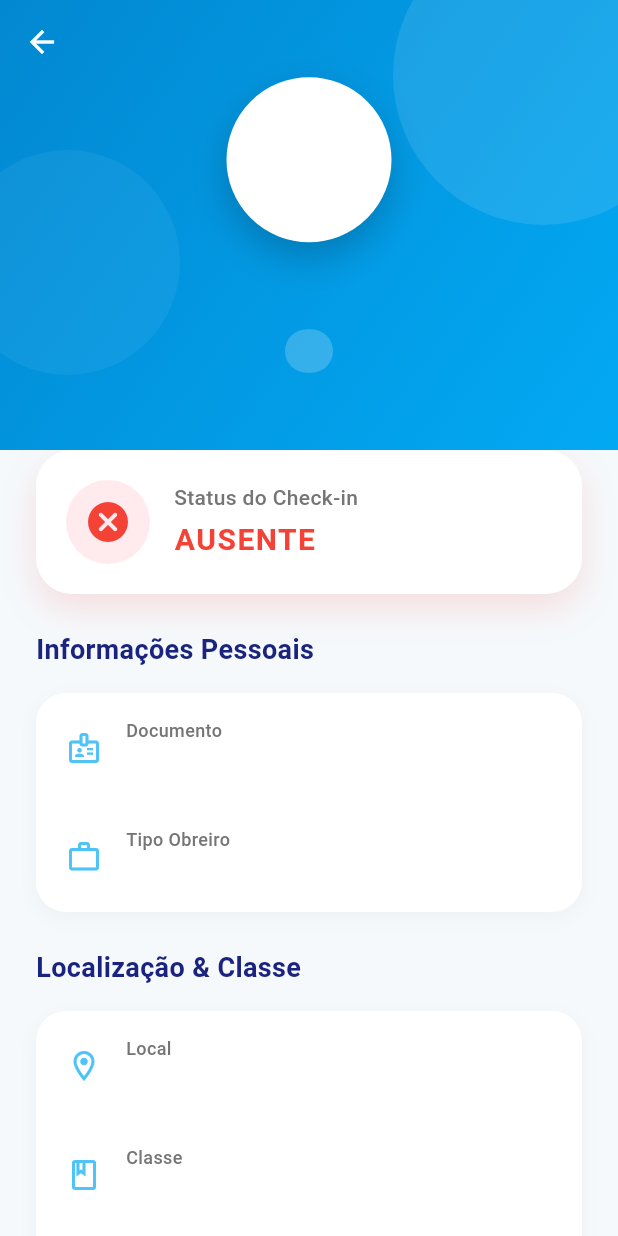
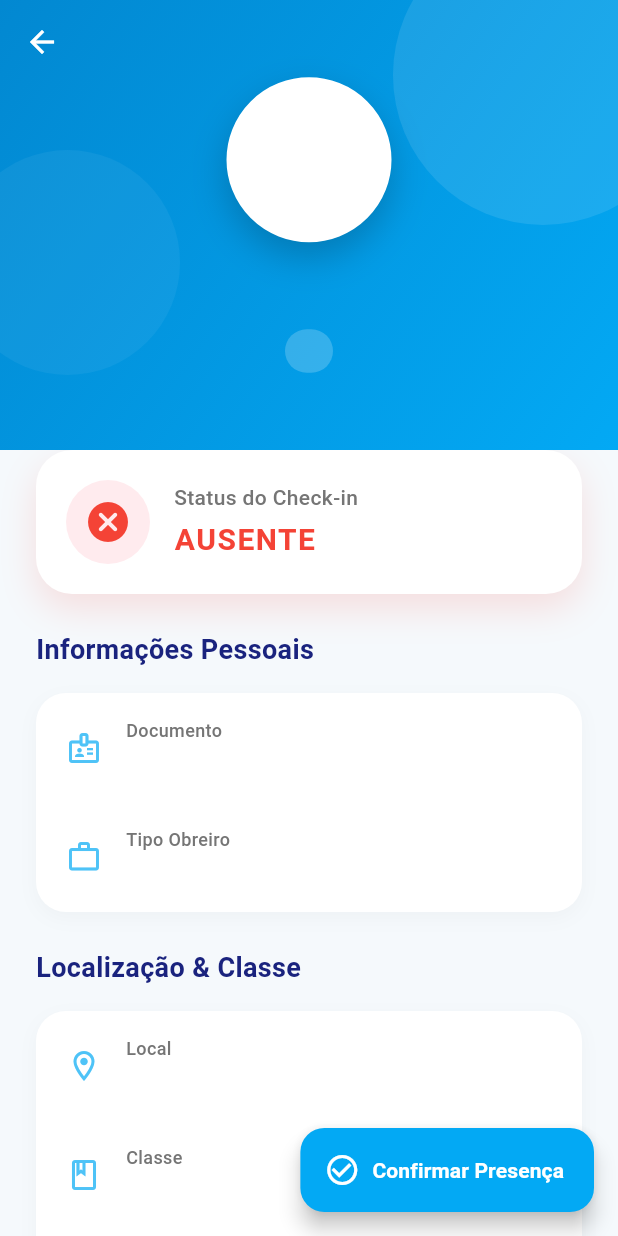
Before and after one commit to marandu-solutions/checkin_maanaim, a Flutter app: the ParticipantePage screen opened directly with empty values, on a phone screen of 412 x 824 dp. Run offline on Flutter 3.47's test engine with Material 3 defaults, Android fonts, the phone set to English and light mode, and no system bars; our stand-ins replace dio, fl_chart, flutter_secure_storage; missing offline and left inert: mobile_scanner; accounts and stored records are empty; network calls fail; Roboto replaces fonts that are missing (Segoe UI).

Commit message:
feature: botão de confirmar participação na tela de participante.

```diff
--- a/lib/pages/inscricoes/inscricoes_page.dart
+++ b/lib/pages/inscricoes/inscricoes_page.dart
@@ -426,7 +426,8 @@ class _InscricoesPageState extends State<InscricoesPage> {
           Navigator.push(
             context,
             MaterialPageRoute(
-              builder: (context) => ParticipantePage(inscrito: inscrito),
+              builder: (context) =>
+                  ParticipantePage(inscrito: inscrito, evento: widget.evento),
             ),
           );
         },
--- a/lib/pages/participante/participante_page.dart
+++ b/lib/pages/participante/participante_page.dart
@@ -1,26 +1,132 @@
 import 'package:flutter/material.dart';
 import 'package:flutter/services.dart';
+import 'package:provider/provider.dart';
+import '../../models/user_model.dart';
 import '../../models/inscrito_model.dart';
+import '../../services/auth_service.dart';
+import '../../services/checkin_service.dart';
+import '../../services/evento_service.dart';
 import '../../themes/app_theme.dart';
 
-class ParticipantePage extends StatelessWidget {
+class ParticipantePage extends StatefulWidget {
   final Inscrito inscrito;
+  final UserEvento evento;
 
-  const ParticipantePage({super.key, required this.inscrito});
+  const ParticipantePage({
+    super.key,
+    required this.inscrito,
+    required this.evento,
+  });
+
+  @override
+  State<ParticipantePage> createState() => _ParticipantePageState();
+}
+
+class _ParticipantePageState extends State<ParticipantePage> {
+  late Inscrito _inscrito;
+  bool _isProcessing = false;
+
+  @override
+  void initState() {
+    super.initState();
+    _inscrito = widget.inscrito;
+  }
+
+  Future<void> _confirmarPresenca() async {
+    if (_inscrito.seminarioId == null) {
+      ScaffoldMessenger.of(context).showSnackBar(
+        const SnackBar(
+          content: Text('Erro: ID do evento não encontrado.'),
+          backgroundColor: Colors.red,
+        ),
+      );
+      return;
+    }
+
+    setState(() => _isProcessing = true);
+
+    try {
+      // Instancia CheckinService on-demand, igual à LeituraPage
+      final checkinService = CheckinService(context.read<AuthService>());
+      final eventoService = context.read<EventoService>();
+
+      final idEvento = widget.evento.id.toString();
+      final idInscrito = _inscrito.id!.trim();
+
+      // 1. Atualização Otimista e Cache Local
+      final novoInscrito = _inscrito.copyWith(participou: '1');
+      setState(() => _inscrito = novoInscrito);
+      eventoService.updateInscritoPresenteLocal(idEvento, idInscrito);
+
+      // 2. Envia para o servidor (Tenta sincronizar)
+      try {
+        final success = await checkinService.confirmarPresenca(idEvento, [
+          idInscrito,
+        ]);
+
+        if (success) {
+          if (mounted) {
+            ScaffoldMessenger.of(context).showSnackBar(
+              const SnackBar(
+                content: Text('Presença sincronizada com o servidor!'),
+                backgroundColor: Colors.green,
+                duration: Duration(seconds: 2),
+              ),
+            );
+          }
+        } else {
+          // Servidor retornou false (ex: status inesperado mas não exceção)
+          throw Exception('Resposta inesperada do servidor.');
+        }
+      } catch (e) {
+        // Falha na sincronização (Offline ou Erro 500)
+        // Mantém o estado local "Presente" (Offline First)
+        debugPrint('Erro ao sincronizar checkin: $e');
+        if (mounted) {
+          ScaffoldMessenger.of(context).showSnackBar(
+            const SnackBar(
+              content: Text(
+                'Salvo localmente. Sincronização falhou (verifique internet).',
+              ),
+              backgroundColor: Colors.orange,
+              duration: Duration(seconds: 3),
+            ),
+          );
+        }
+      }
+    } catch (e) {
+      // Erro crítico (apenas se falhar algo antes do envio)
+      if (mounted) {
+        setState(() => _isProcessing = false);
+        ScaffoldMessenger.of(context).showSnackBar(
+          SnackBar(
+            content: Text('Erro crítico: $e'),
+            backgroundColor: Colors.red,
+          ),
+        );
+      }
+    } finally {
+      if (mounted) {
+        setState(() => _isProcessing = false);
+      }
+    }
+  }
 
   @override
   Widget build(BuildContext context) {
     // Determine status color
-    final bool isPresent = inscrito.presente;
+    final bool isPresent = _inscrito.presente;
     final statusColor = isPresent ? Colors.green : Colors.red;
     final statusBgColor = isPresent ? Colors.green.shade50 : Colors.red.shade50;
-    final statusIcon = isPresent ? Icons.check_circle_rounded : Icons.cancel_rounded;
+    final statusIcon = isPresent
+        ? Icons.check_circle_rounded
+        : Icons.cancel_rounded;
     final statusText = isPresent ? 'PRESENTE' : 'AUSENTE';
 
     // Initials logic
     String iniciais = '';
-    if (inscrito.nome != null && inscrito.nome!.isNotEmpty) {
-      final names = inscrito.nome!.trim().split(' ');
+    if (_inscrito.nome != null && _inscrito.nome!.isNotEmpty) {
+      final names = _inscrito.nome!.trim().split(' ');
       if (names.isNotEmpty) {
         iniciais = names[0][0];
         if (names.length > 1) {
@@ -32,6 +138,29 @@ class ParticipantePage extends StatelessWidget {
 
     return Scaffold(
       backgroundColor: AppTheme.backgroundColor,
+      floatingActionButton: !isPresent
+          ? FloatingActionButton.extended(
+              onPressed: _isProcessing ? null : _confirmarPresenca,
+              backgroundColor: AppTheme.primaryColor,
+              icon: _isProcessing
+                  ? const SizedBox(
+                      width: 24,
+                      height: 24,
+                      child: CircularProgressIndicator(
+                        color: Colors.white,
+                        strokeWidth: 2,
+                      ),
+                    )
+                  : const Icon(Icons.check_circle_outline, color: Colors.white),
+              label: Text(
+                _isProcessing ? 'Confirmando...' : 'Confirmar Presença',
+                style: const TextStyle(
+                  fontWeight: FontWeight.bold,
+                  color: Colors.white,
+                ),
+              ),
+            )
+          : null,
       body: CustomScrollView(
         physics: const BouncingScrollPhysics(),
         slivers: [
@@ -71,7 +200,7 @@ class ParticipantePage extends StatelessWidget {
                       width: 200,
                       height: 200,
                       decoration: BoxDecoration(
-                        color: Colors.white.withOpacity(0.1),
+                        color: Colors.white.withValues(alpha: 0.1),
                         shape: BoxShape.circle,
                       ),
                     ),
@@ -83,7 +212,7 @@ class ParticipantePage extends StatelessWidget {
                       width: 150,
                       height: 150,
                       decoration: BoxDecoration(
-                        color: Colors.white.withOpacity(0.05),
+                        color: Colors.white.withValues(alpha: 0.05),
                         shape: BoxShape.circle,
                       ),
                     ),
@@ -96,7 +225,7 @@ class ParticipantePage extends StatelessWidget {
                       children: [
                         const SizedBox(height: 20),
                         Hero(
-                          tag: 'avatar_${inscrito.id}',
+                          tag: 'avatar_${_inscrito.id}',
                           child: Container(
                             width: 110,
                             height: 110,
@@ -105,7 +234,7 @@ class ParticipantePage extends StatelessWidget {
                               color: Colors.white,
                               boxShadow: [
                                 BoxShadow(
-                                  color: Colors.black.withOpacity(0.2),
+                                  color: Colors.black.withValues(alpha: 0.2),
                                   blurRadius: 20,
                                   offset: const Offset(0, 10),
                                 ),
@@ -127,7 +256,7 @@ class ParticipantePage extends StatelessWidget {
                         Padding(
                           padding: const EdgeInsets.symmetric(horizontal: 24.0),
                           child: Text(
-                            inscrito.nome ?? 'Sem Nome',
+                            _inscrito.nome ?? 'Sem Nome',
                             textAlign: TextAlign.center,
                             style: const TextStyle(
                               fontSize: 24,
@@ -143,16 +272,19 @@ class ParticipantePage extends StatelessWidget {
                             ),
                           ),
                         ),
-                        if (inscrito.dscEquipe != null) ...[
+                        if (_inscrito.dscEquipe != null) ...[
                           const SizedBox(height: 8),
                           Container(
-                            padding: const EdgeInsets.symmetric(horizontal: 16, vertical: 6),
+                            padding: const EdgeInsets.symmetric(
+                              horizontal: 16,
+                              vertical: 6,
+                            ),
                             decoration: BoxDecoration(
-                              color: Colors.white.withOpacity(0.2),
+                              color: Colors.white.withValues(alpha: 0.2),
                               borderRadius: BorderRadius.circular(20),
                             ),
                             child: Text(
-                              inscrito.dscEquipe!.toUpperCase(),
+                              _inscrito.dscEquipe!.toUpperCase(),
                               style: const TextStyle(
                                 color: Colors.white,
                                 fontWeight: FontWeight.w600,
@@ -188,7 +320,13 @@ class ParticipantePage extends StatelessWidget {
                     crossAxisAlignment: CrossAxisAlignment.stretch,
                     children: [
                       // Status Card
-                      _buildStatusCard(statusText, statusColor, statusBgColor, statusIcon, inscrito.lidoAt),
+                      _buildStatusCard(
+                        statusText,
+                        statusColor,
+                        statusBgColor,
+                        statusIcon,
+                        _inscrito.lidoAt,
+                      ),
 
                       const SizedBox(height: 24),
 
@@ -203,12 +341,24 @@ class ParticipantePage extends StatelessWidget {
                       ),
                       const SizedBox(height: 16),
                       _buildInfoSection([
-                        if (inscrito.documento != null)
-                          _buildInfoRow(Icons.badge_outlined, 'Documento', inscrito.documento!),
-                        if (inscrito.isPastor == '1')
-                          _buildInfoRow(Icons.church_outlined, 'Cargo', 'Pastor'),
-                        if (inscrito.codTipoObreiro != null)
-                          _buildInfoRow(Icons.work_outline, 'Tipo Obreiro', inscrito.codTipoObreiro!),
+                        if (_inscrito.documento != null)
+                          _buildInfoRow(
+                            Icons.badge_outlined,
+                            'Documento',
+                            _inscrito.documento!,
+                          ),
+                        if (_inscrito.isPastor == '1')
+                          _buildInfoRow(
+                            Icons.church_outlined,
+                            'Cargo',
+                            'Pastor',
+                          ),
+                        if (_inscrito.codTipoObreiro != null)
+                          _buildInfoRow(
+                            Icons.work_outline,
+                            'Tipo Obreiro',
+                            _inscrito.codTipoObreiro!,
+                          ),
                       ]),
 
                       const SizedBox(height: 24),
@@ -223,17 +373,34 @@ class ParticipantePage extends StatelessWidget {
                       ),
                       const SizedBox(height: 16),
                       _buildInfoSection([
-                         if (inscrito.dscLocal != null)
-                          _buildInfoRow(Icons.location_on_outlined, 'Local', inscrito.dscLocal!),
-                        if (inscrito.dscClasse != null)
-                          _buildInfoRow(Icons.class_outlined, 'Classe', inscrito.dscClasse!),
-                        if (inscrito.dscAuditorio != null)
-                          _buildInfoRow(Icons.meeting_room_outlined, 'Auditório', inscrito.dscAuditorio!),
-                        if (inscrito.numAssento != null && inscrito.numAssento!.isNotEmpty)
-                          _buildInfoRow(Icons.event_seat_outlined, 'Assento', inscrito.numAssento!),
+                        if (_inscrito.dscLocal != null)
+                          _buildInfoRow(
+                            Icons.location_on_outlined,
+                            'Local',
+                            _inscrito.dscLocal!,
+                          ),
+                        if (_inscrito.dscClasse != null)
+                          _buildInfoRow(
+                            Icons.class_outlined,
+                            'Classe',
+                            _inscrito.dscClasse!,
+                          ),
+                        if (_inscrito.dscAuditorio != null)
+                          _buildInfoRow(
+                            Icons.meeting_room_outlined,
+                            'Auditório',
+                            _inscrito.dscAuditorio!,
+                          ),
+                        if (_inscrito.numAssento != null &&
+                            _inscrito.numAssento!.isNotEmpty)
+                          _buildInfoRow(
+                            Icons.event_seat_outlined,
+                            'Assento',
+                            _inscrito.numAssento!,
+                          ),
                       ]),
 
-                      if (_hasAccommodationInfo(inscrito)) ...[
+                      if (_hasAccommodationInfo(_inscrito)) ...[
                         const SizedBox(height: 24),
                         const Text(
                           'Hospedagem',
@@ -245,12 +412,24 @@ class ParticipantePage extends StatelessWidget {
                         ),
                         const SizedBox(height: 16),
                         _buildInfoSection([
-                          if (inscrito.dscAlojamento != null)
-                            _buildInfoRow(Icons.hotel_outlined, 'Alojamento', inscrito.dscAlojamento!),
-                          if (inscrito.leitoQuartoNumero != null)
-                            _buildInfoRow(Icons.door_front_door_outlined, 'Quarto', inscrito.leitoQuartoNumero!),
-                          if (inscrito.leitoNumero != null)
-                            _buildInfoRow(Icons.bed_outlined, 'Leito', inscrito.leitoNumero!),
+                          if (_inscrito.dscAlojamento != null)
+                            _buildInfoRow(
+                              Icons.hotel_outlined,
+                              'Alojamento',
+                              _inscrito.dscAlojamento!,
+                            ),
+                          if (_inscrito.leitoQuartoNumero != null)
+                            _buildInfoRow(
+                              Icons.door_front_door_outlined,
+                              'Quarto',
+                              _inscrito.leitoQuartoNumero!,
+                            ),
+                          if (_inscrito.leitoNumero != null)
+                            _buildInfoRow(
+                              Icons.bed_outlined,
+                              'Leito',
+                              _inscrito.leitoNumero!,
+                            ),
                         ]),
                       ],
 
@@ -268,11 +447,17 @@ class ParticipantePage extends StatelessWidget {
 
   bool _hasAccommodationInfo(Inscrito i) {
     return (i.dscAlojamento != null && i.dscAlojamento!.isNotEmpty) ||
-           (i.leitoQuartoNumero != null && i.leitoQuartoNumero!.isNotEmpty) ||
-           (i.leitoNumero != null && i.leitoNumero!.isNotEmpty);
+        (i.leitoQuartoNumero != null && i.leitoQuartoNumero!.isNotEmpty) ||
+        (i.leitoNumero != null && i.leitoNumero!.isNotEmpty);
   }
 
-  Widget _buildStatusCard(String status, Color color, Color bgColor, IconData icon, String? lidoAt) {
+  Widget _buildStatusCard(
+    String status,
+    Color color,
+    Color bgColor,
+    IconData icon,
+    String? lidoAt,
+  ) {
     return Container(
       padding: const EdgeInsets.all(20),
       decoration: BoxDecoration(
@@ -280,7 +465,7 @@ class ParticipantePage extends StatelessWidget {
         borderRadius: BorderRadius.circular(24),
         boxShadow: [
           BoxShadow(
-            color: color.withOpacity(0.15),
+            color: color.withValues(alpha: 0.15),
             blurRadius: 20,
             offset: const Offset(0, 10),
           ),
@@ -290,10 +475,7 @@ class ParticipantePage extends StatelessWidget {
         children: [
           Container(
             padding: const EdgeInsets.all(12),
-            decoration: BoxDecoration(
-              color: bgColor,
-              shape: BoxShape.circle,
-            ),
+            decoration: BoxDecoration(color: bgColor, shape: BoxShape.circle),
             child: Icon(icon, color: color, size: 32),
           ),
           const SizedBox(width: 16),
@@ -323,10 +505,7 @@ class ParticipantePage extends StatelessWidget {
                   const SizedBox(height: 4),
                   Text(
                     'Realizado em: ${_formatTime(lidoAt)}',
-                    style: TextStyle(
-                      fontSize: 12,
-                      color: Colors.grey[500],
-                    ),
+                    style: TextStyle(fontSize: 12, color: Colors.grey[500]),
                   ),
                 ],
               ],
@@ -344,15 +523,13 @@ class ParticipantePage extends StatelessWidget {
         borderRadius: BorderRadius.circular(20),
         boxShadow: [
           BoxShadow(
-            color: Colors.black.withOpacity(0.03),
+            color: Colors.black.withValues(alpha: 0.03),
             blurRadius: 10,
             offset: const Offset(0, 4),
           ),
         ],
       ),
-      child: Column(
-        children: children,
-      ),
+      child: Column(children: children),
     );
   }
 
@@ -361,7 +538,11 @@ class ParticipantePage extends StatelessWidget {
       padding: const EdgeInsets.symmetric(horizontal: 20, vertical: 16),
       child: Row(
         children: [
-          Icon(icon, color: AppTheme.primaryColor.withOpacity(0.7), size: 24),
+          Icon(
+            icon,
+            color: AppTheme.primaryColor.withValues(alpha: 0.7),
+            size: 24,
+          ),
           const SizedBox(width: 16),
           Expanded(
             child: Column(
```
